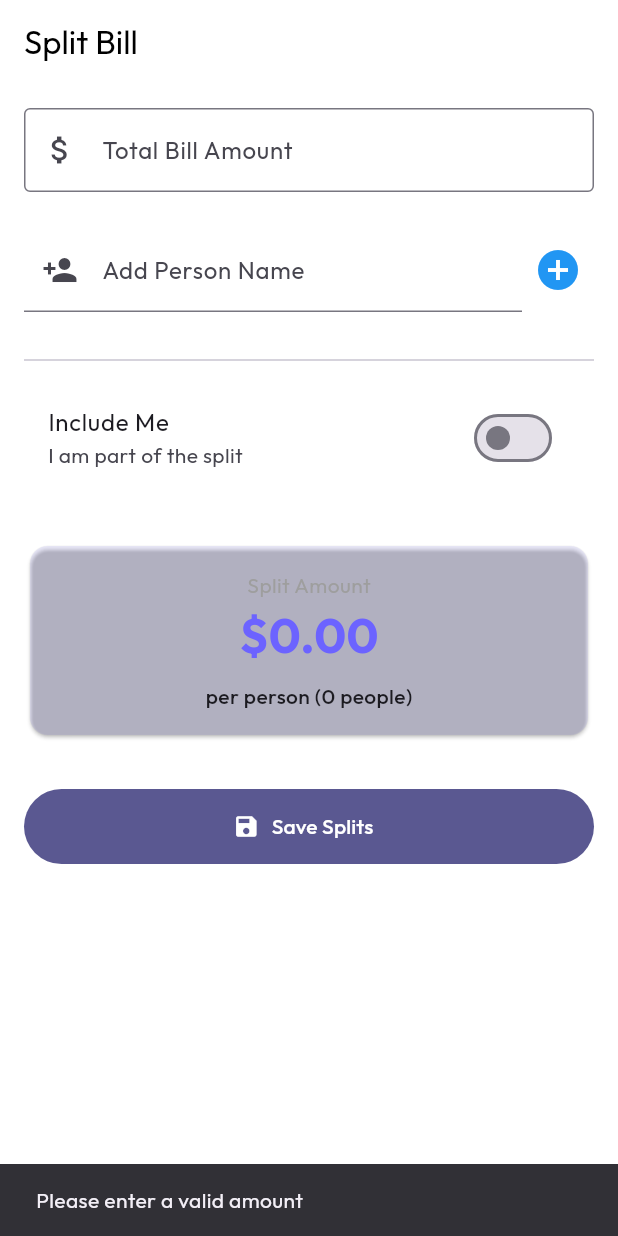
After one commit to imeshanupama/fintrack, a Flutter app: the BillSplitScreen screen opened by its route, after a tap on "Include Me", after a tap on "Save Splits", on a phone screen of 412 x 824 dp. The commit adds this screen. Run offline on Flutter 3.47's test engine with Material 3 defaults, Android fonts, the phone set to English and light mode, and no system bars; our stand-ins replace cloud_firestore, csv, firebase_auth, firebase_core, fl_chart, flutter_animate and 16 more; missing offline and left inert: google_mlkit_text_recognition; accounts and stored records are empty.

Commit message:
I have implemented the Bill Splitter!
New Tool: Access it via the 'Call Split' icon (top-right) on the Dashboard.
Functionality:
Split bills equally among people.
Automatically creates Debt records for what others owe you.
Optionally adds your share to Expenses.

```diff
--- a/lib/core/router/app_router.dart
+++ b/lib/core/router/app_router.dart
@@ -24,6 +24,7 @@ import '../../features/budget/presentation/add_budget_screen.dart';
 import '../../features/reports/presentation/screens/report_screen.dart';
 import '../../features/debt/presentation/debt_screen.dart';
 import '../../features/debt/presentation/add_debt_screen.dart';
+import '../../features/bill_split/presentation/bill_split_screen.dart';
 
 import '../../features/splash/presentation/splash_screen.dart';
 import '../widgets/main_scaffold.dart';
@@ -151,6 +152,11 @@ final goRouterProvider = Provider<GoRouter>((ref) {
         path: '/add-debt',
         builder: (context, state) => const AddDebtScreen(),
       ),
+      GoRoute(
+        parentNavigatorKey: _rootNavigatorKey,
+        path: '/bill-split',
+        builder: (context, state) => const BillSplitScreen(),
+      ),
     ],
   );
 });
--- /dev/null
+++ b/lib/features/bill_split/presentation/bill_split_screen.dart
@@ -0,0 +1,235 @@
+import 'package:flutter/material.dart';
+import 'package:flutter_riverpod/flutter_riverpod.dart';
+import 'package:go_router/go_router.dart';
+import 'package:uuid/uuid.dart';
+import 'package:google_fonts/google_fonts.dart';
+import '../../debt/presentation/debt_provider.dart';
+import '../../debt/domain/debt.dart';
+import '../../transactions/presentation/transactions_provider.dart';
+import '../../transactions/domain/transaction.dart';
+import '../../transactions/domain/transaction_type.dart';
+import '../../accounts/presentation/accounts_provider.dart';
+
+class BillSplitScreen extends ConsumerStatefulWidget {
+  const BillSplitScreen({super.key});
+
+  @override
+  ConsumerState<BillSplitScreen> createState() => _BillSplitScreenState();
+}
+
+class _BillSplitScreenState extends ConsumerState<BillSplitScreen> {
+  final _amountController = TextEditingController();
+  final _personController = TextEditingController();
+
+  final List<String> _people = [];
+  bool _includeMe = true;
+  bool _addToExpenses = false;
+  String? _selectedAccountId;
+
+  @override
+  void dispose() {
+    _amountController.dispose();
+    _personController.dispose();
+    super.dispose();
+  }
+
+  void _addPerson() {
+    final name = _personController.text.trim();
+    if (name.isNotEmpty) {
+      setState(() {
+        _people.add(name);
+        _personController.clear();
+      });
+    }
+  }
+
+  void _removePerson(int index) {
+    setState(() {
+      _people.removeAt(index);
+    });
+  }
+
+  Future<void> _saveSplits() async {
+    final totalAmount = double.tryParse(_amountController.text) ?? 0.0;
+    if (totalAmount <= 0) {
+      ScaffoldMessenger.of(context).showSnackBar(const SnackBar(content: Text('Please enter a valid amount')));
+      return;
+    }
+
+    if (_people.isEmpty) {
+      ScaffoldMessenger.of(context).showSnackBar(const SnackBar(content: Text('Please add at least one person')));
+      return;
+    }
+
+    // Calculate Split
+    final divisor = _people.length + (_includeMe ? 1 : 0);
+    final amountPerPerson = totalAmount / divisor;
+
+    // 1. Create Debt Records
+    for (final person in _people) {
+      final debt = Debt(
+        id: const Uuid().v4(),
+        personName: person,
+        amount: double.parse(amountPerPerson.toStringAsFixed(2)),
+        date: DateTime.now(),
+        isLent: true, // I paid, so I lent them money
+        description: 'Bill Split Share',
+      );
+      await ref.read(debtProvider.notifier).addDebt(debt);
+    }
+
+    // 2. Add to Expenses (My Share)
+    if (_includeMe && _addToExpenses && _selectedAccountId != null) {
+      final myShare = double.parse(amountPerPerson.toStringAsFixed(2));
+
+      final accounts = ref.read(accountsProvider);
+      final account = accounts.firstWhere((a) => a.id == _selectedAccountId, orElse: () => accounts.first);
+
+      // Update Balance
+      final updatedAccount = account.copyWith(balance: account.balance - myShare);
+      await ref.read(accountsProvider.notifier).updateAccount(updatedAccount);
+
+      // Create Transaction
+      final transaction = Transaction(
+        id: const Uuid().v4(),
+        amount: myShare,
+        currencyCode: account.currencyCode,
+        categoryId: 'Food', // Defaulting to Food for now, could be selectable
+        accountId: account.id,
+        date: DateTime.now(),
+        note: 'My share of bill split',
+        type: TransactionType.expense,
+      );
+      await ref.read(transactionsProvider.notifier).addTransaction(transaction);
+    }
+
+    if (mounted) {
+      context.pop();
+      ScaffoldMessenger.of(context).showSnackBar(const SnackBar(content: Text('Splits saved successfully!')));
+    }
+  }
+
+  @override
+  Widget build(BuildContext context) {
+    final accounts = ref.watch(accountsProvider);
+
+    // Calculate preview
+    final totalAmount = double.tryParse(_amountController.text) ?? 0.0;
+    final divisor = _people.length + (_includeMe ? 1 : 0);
+    final splitAmount = divisor > 0 ? totalAmount / divisor : 0.0;
+
+    return Scaffold(
+      appBar: AppBar(title: const Text('Split Bill')),
+      body: SingleChildScrollView(
+        padding: const EdgeInsets.all(16.0),
+        child: Column(
+          crossAxisAlignment: CrossAxisAlignment.stretch,
+          children: [
+            // Amount Input
+            TextField(
+              controller: _amountController,
+              keyboardType: const TextInputType.numberWithOptions(decimal: true),
+              decoration: const InputDecoration(
+                labelText: 'Total Bill Amount',
+                prefixIcon: Icon(Icons.attach_money),
+                border: OutlineInputBorder(),
+              ),
+              onChanged: (_) => setState(() {}),
+            ),
+            const SizedBox(height: 24),
+
+            // People Input
+            Row(
+              children: [
+                Expanded(
+                  child: TextField(
+                    controller: _personController,
+                    decoration: const InputDecoration(
+                      labelText: 'Add Person Name',
+                      prefixIcon: Icon(Icons.person_add),
+                    ),
+                    onSubmitted: (_) => _addPerson(),
+                  ),
+                ),
+                IconButton(
+                  onPressed: _addPerson,
+                  icon: const Icon(Icons.add_circle, size: 32, color: Colors.blue),
+                ),
+              ],
+            ),
+            const SizedBox(height: 16),
+
+            // People List
+            Wrap(
+              spacing: 8,
+              children: _people.asMap().entries.map((entry) {
+                return Chip(
+                  label: Text(entry.value),
+                  onDeleted: () => _removePerson(entry.key),
+                  deleteIcon: const Icon(Icons.close, size: 18),
+                );
+              }).toList(),
+            ),
+
+            const Divider(height: 32),
+
+            // Options
+            SwitchListTile(
+              title: const Text('Include Me'),
+              subtitle: const Text('I am part of the split'),
+              value: _includeMe,
+              onChanged: (val) => setState(() => _includeMe = val),
+            ),
+
+            if (_includeMe)
+              SwitchListTile(
+                title: const Text('Add My Share to Expenses'),
+                value: _addToExpenses,
+                onChanged: (val) => setState(() => _addToExpenses = val),
+              ),
+
+            if (_includeMe && _addToExpenses && accounts.isNotEmpty)
+               Padding(
+                 padding: const EdgeInsets.symmetric(horizontal: 16),
+                 child: DropdownButtonFormField<String>(
+                   value: _selectedAccountId ?? accounts.first.id,
+                   decoration: const InputDecoration(labelText: 'Pay from Account'),
+                   items: accounts.map((a) => DropdownMenuItem(value: a.id, child: Text(a.name))).toList(),
+                   onChanged: (val) => setState(() => _selectedAccountId = val),
+                 ),
+               ),
+
+            const SizedBox(height: 32),
+
+            // Preview Card
+            Card(
+              color: Theme.of(context).primaryColor.withOpacity(0.1),
+              child: Padding(
+                padding: const EdgeInsets.all(16.0),
+                child: Column(
+                  children: [
+                     Text('Split Amount', style: GoogleFonts.outfit(color: Colors.grey)),
+                     Text(
+                       '\$${splitAmount.toStringAsFixed(2)}',
+                       style: GoogleFonts.outfit(fontSize: 32, fontWeight: FontWeight.bold, color: Theme.of(context).primaryColor),
+                     ),
+                     const SizedBox(height: 8),
+                     Text('per person (${divisor} people)', style: GoogleFonts.outfit(fontWeight: FontWeight.w500)),
+                  ],
+                ),
+              ),
+            ),
+
+            const SizedBox(height: 32),
+            FilledButton.icon(
+              onPressed: _saveSplits,
+              icon: const Icon(Icons.save),
+              label: const Text('Save Splits'),
+              style: FilledButton.styleFrom(minimumSize: const Size(double.infinity, 50)),
+            ),
+          ],
+        ),
+      ),
+    );
+  }
+}
--- a/lib/features/dashboard/presentation/home_screen.dart
+++ b/lib/features/dashboard/presentation/home_screen.dart
@@ -56,6 +56,11 @@ class HomeScreen extends ConsumerWidget {
               ],
             ),
             actions: [
+               IconButton(
+                icon: const Icon(Icons.call_split), // Split Icon
+                tooltip: 'Split Bill',
+                onPressed: () => context.push('/bill-split'),
+              ),
                IconButton(
                 icon: const Icon(Icons.handshake_outlined), // Debt Icon
                 tooltip: 'Debts',
```
